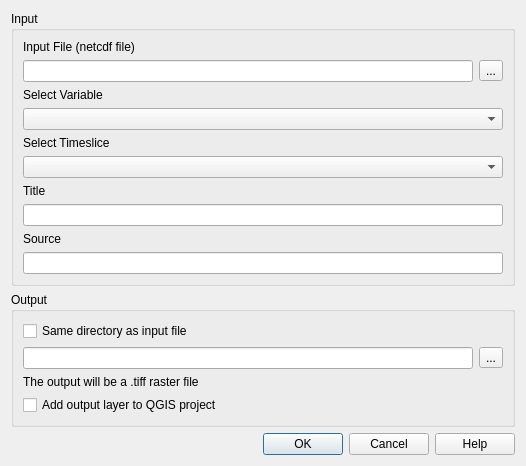
The window that cdf_converter_dialog_base.ui (ivanbusthomi/cdf_converter) describes before a commit, drawn with Qt 5.
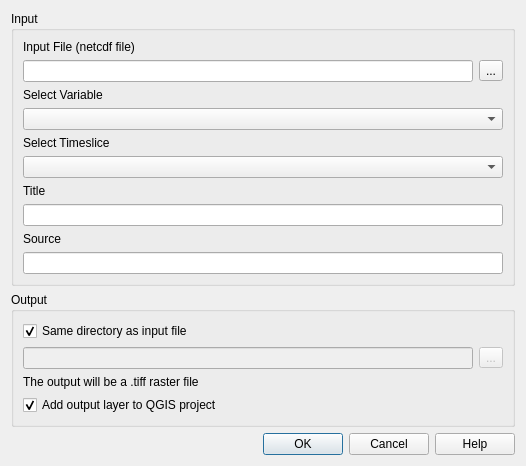
The same window after the commit.

Commit message: read netcdf up until its subdatasets

Patch:
```diff
--- a/cdf_converter_dialog_base.ui
+++ b/cdf_converter_dialog_base.ui
@@ -95,15 +95,25 @@
         <property name="text">
          <string>Same directory as input file</string>
         </property>
+        <property name="checked">
+         <bool>true</bool>
+        </property>
        </widget>
       </item>
       <item>
        <layout class="QHBoxLayout" name="horizontalLayout_2">
         <item>
-         <widget class="QLineEdit" name="ouput_path"/>
+         <widget class="QLineEdit" name="output_path">
+          <property name="enabled">
+           <bool>false</bool>
+          </property>
+         </widget>
         </item>
         <item>
          <widget class="QToolButton" name="browse_output">
+          <property name="enabled">
+           <bool>false</bool>
+          </property>
           <property name="text">
            <string>...</string>
           </property>
@@ -123,6 +133,9 @@
         <property name="text">
          <string>Add output layer to QGIS project</string>
         </property>
+        <property name="checked">
+         <bool>true</bool>
+        </property>
        </widget>
       </item>
      </layout>
```
Left out of the diff: 53 changed lines with no effect on the pictures. The commit also changes 2 other files.
